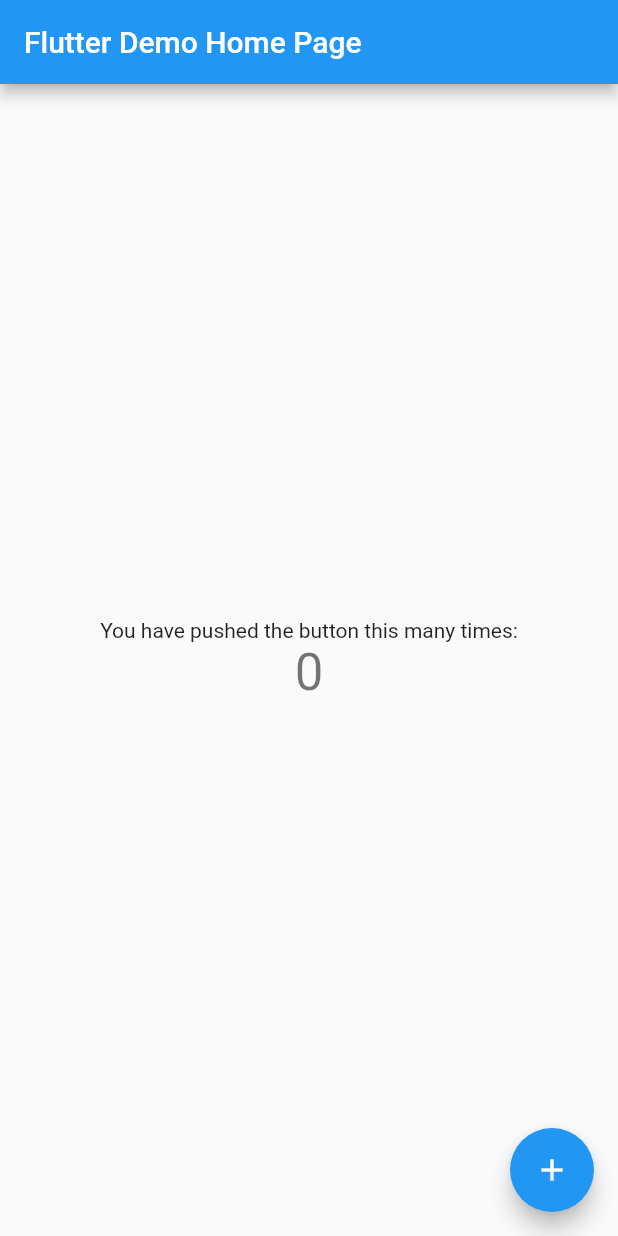
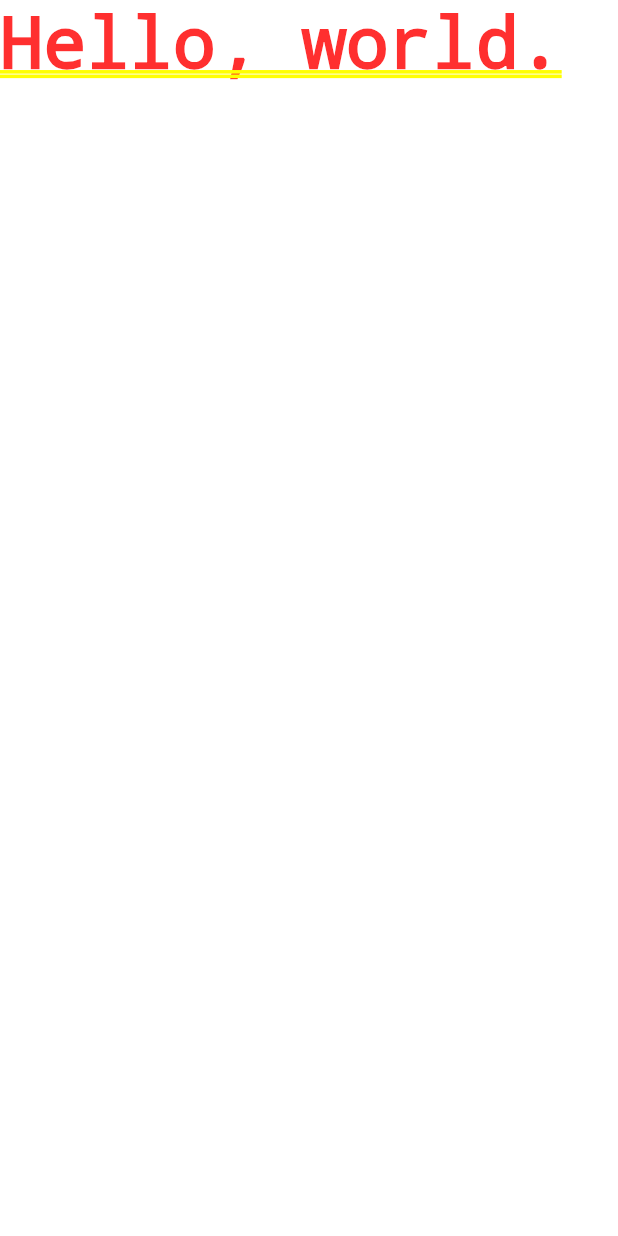
Before and after one commit to LucasBR96/MEU-PRIMEIRO-APP, a Flutter app: the screen it shows after launch, on a phone screen of 412 x 824 dp. Run offline on Flutter 3.47's test engine with Material 2 defaults, Android fonts, the phone set to English and light mode, and no system bars.

Commit message:
aprendendo a escrever apps

```diff
--- a/lib/main.dart
+++ b/lib/main.dart
@@ -1,113 +1,5 @@
 import 'package:flutter/material.dart';
 
-void main() {
-  runApp(MyApp());
-}
-
-class MyApp extends StatelessWidget {
-  // This widget is the root of your application.
-  @override
-  Widget build(BuildContext context) {
-    return MaterialApp(
-      title: 'Flutter Demo',
-      theme: ThemeData(
-        // This is the theme of your application.
-        //
-        // Try running your application with "flutter run". You'll see the
-        // application has a blue toolbar. Then, without quitting the app, try
-        // changing the primarySwatch below to Colors.green and then invoke
-        // "hot reload" (press "r" in the console where you ran "flutter run",
-        // or simply save your changes to "hot reload" in a Flutter IDE).
-        // Notice that the counter didn't reset back to zero; the application
-        // is not restarted.
-        primarySwatch: Colors.blue,
-      ),
-      home: MyHomePage(title: 'Flutter Demo Home Page'),
-    );
-  }
-}
-
-class MyHomePage extends StatefulWidget {
-  MyHomePage({Key? key, required this.title}) : super(key: key);
-
-  // This widget is the home page of your application. It is stateful, meaning
-  // that it has a State object (defined below) that contains fields that affect
-  // how it looks.
-
-  // This class is the configuration for the state. It holds the values (in this
-  // case the title) provided by the parent (in this case the App widget) and
-  // used by the build method of the State. Fields in a Widget subclass are
-  // always marked "final".
-
-  final String title;
-
-  @override
-  _MyHomePageState createState() => _MyHomePageState();
-}
-
-class _MyHomePageState extends State<MyHomePage> {
-  int _counter = 0;
-
-  void _incrementCounter() {
-    setState(() {
-      // This call to setState tells the Flutter framework that something has
-      // changed in this State, which causes it to rerun the build method below
-      // so that the display can reflect the updated values. If we changed
-      // _counter without calling setState(), then the build method would not be
-      // called again, and so nothing would appear to happen.
-      _counter++;
-    });
-  }
-
-  @override
-  Widget build(BuildContext context) {
-    // This method is rerun every time setState is called, for instance as done
-    // by the _incrementCounter method above.
-    //
-    // The Flutter framework has been optimized to make rerunning build methods
-    // fast, so that you can just rebuild anything that needs updating rather
-    // than having to individually change instances of widgets.
-    return Scaffold(
-      appBar: AppBar(
-        // Here we take the value from the MyHomePage object that was created by
-        // the App.build method, and use it to set our appbar title.
-        title: Text(widget.title),
-      ),
-      body: Center(
-        // Center is a layout widget. It takes a single child and positions it
-        // in the middle of the parent.
-        child: Column(
-          // Column is also a layout widget. It takes a list of children and
-          // arranges them vertically. By default, it sizes itself to fit its
-          // children horizontally, and tries to be as tall as its parent.
-          //
-          // Invoke "debug painting" (press "p" in the console, choose the
-          // "Toggle Debug Paint" action from the Flutter Inspector in Android
-          // Studio, or the "Toggle Debug Paint" command in Visual Studio Code)
-          // to see the wireframe for each widget.
-          //
-          // Column has various properties to control how it sizes itself and
-          // how it positions its children. Here we use mainAxisAlignment to
-          // center the children vertically; the main axis here is the vertical
-          // axis because Columns are vertical (the cross axis would be
-          // horizontal).
-          mainAxisAlignment: MainAxisAlignment.center,
-          children: <Widget>[
-            Text(
-              'You have pushed the button this many times:',
-            ),
-            Text(
-              '$_counter',
-              style: Theme.of(context).textTheme.headline4,
-            ),
-          ],
-        ),
-      ),
-      floatingActionButton: FloatingActionButton(
-        onPressed: _incrementCounter,
-        tooltip: 'Increment',
-        child: Icon(Icons.add),
-      ), // This trailing comma makes auto-formatting nicer for build methods.
-    );
-  }
-}
+void main() => runApp( MaterialApp(
+  home:Text( "Hello, world." ),
+));
```
